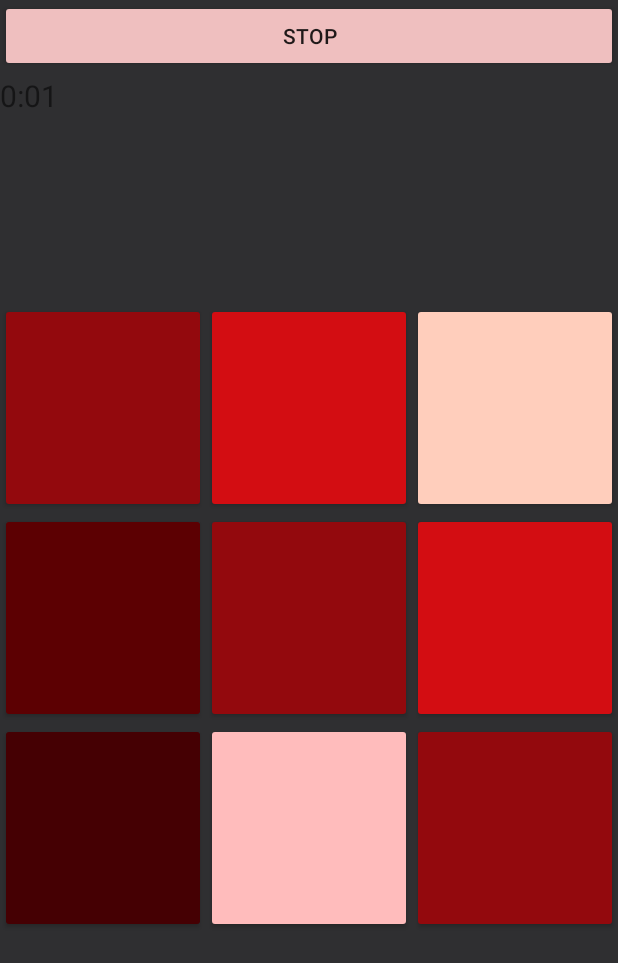
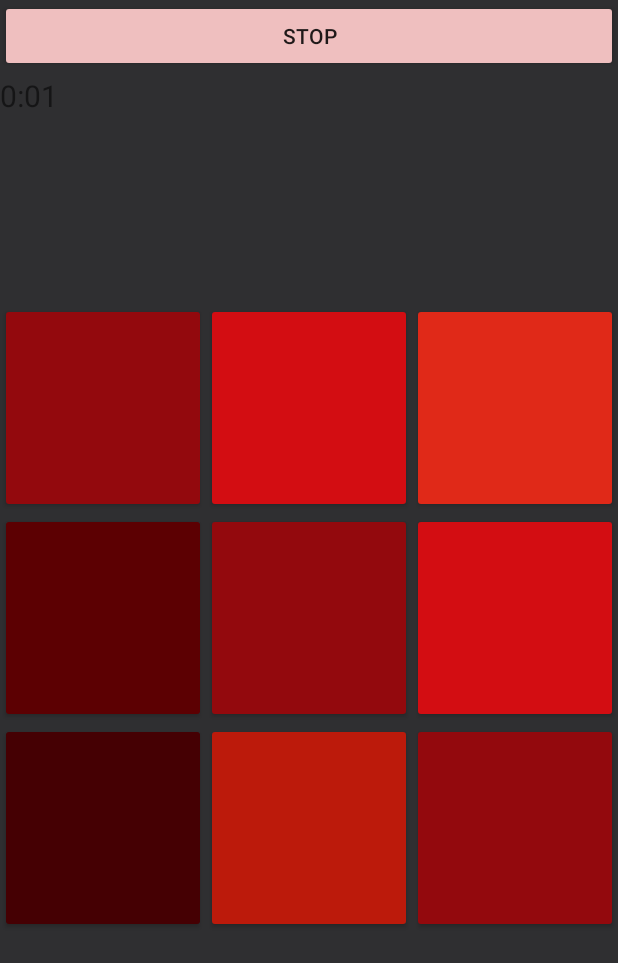
Before and after one commit to JamesZhaoLu/AndroidGameDeltaHacks, an Android app: the screen it shows after launch (MainActivity), after a tap on "START!", on a phone screen of 412 x 824 dp. Shown: the top 963 px of the screen. Run offline under Robolectric (Android 15) with nearby library versions, the phone set to English and light mode, and no system bars.

Commit message:
Final Colour Changes

```diff
--- a/lacasadepappi/app/src/main/java/com/example/jameslu/lacasadepappi/MainActivity.java
+++ b/lacasadepappi/app/src/main/java/com/example/jameslu/lacasadepappi/MainActivity.java
@@ -39,6 +39,10 @@ public class MainActivity extends AppCompatActivity {
     // ArrayList of Colours
     ArrayList<String> coulours = new ArrayList<String>(Arrays.asList("#ffbcbc", "#ffcebc", "#fff0b2", "#e9ffb2",
             "#c7ffb2", "#b2f7b7", "#b1f7e1", "#b1f7f7", "#b1dbf7", "#b1bbf7", "#cdb1f7", "#eab1f7", "#f7b1f0", "#f7b1d8", "#f7b1b1"));
+    ArrayList<String> reds = new ArrayList<String>(Arrays.asList("#bc1a0b", "#e02918", "#ef402f", "#ff5138","#f45942","#ff7f6d","#f49c90","#ffd2cc","#f7e5e3", "#fff5f4"));
+    ArrayList<String> yellows = new ArrayList<String>(Arrays.asList("#f4f0e3", "#ede0b8", "#d8b48a", "#e2ae71", "#eda95a", "#ed9836", "#e58516", "#d18812"));
+    ArrayList<String> greens = new ArrayList<String>(Arrays.asList("#0a9647", "#17aa57", "#28bf69", "#43db85", "#65d897", "#8bedb6", "#a9e8c4", "#d2f7e2", "#e3efe8"));
+    ArrayList<String> purples = new ArrayList<String>(Arrays.asList("#e3e9ef", "#bfd8f2", "#bfbff1", "#c9bef0", "#d9bdef", "#bf93e2", "#a775ce", "#9156bf", "#b856bf", "#bf569f"));
 
     //counts number
     int counter = 0;
@@ -73,11 +77,19 @@ public class MainActivity extends AppCompatActivity {
 
             // put it in the sequence
 
-
             if (seconds % 2 == 0){
+                if (counter < 10)  {
+                    buttons.get(n).getBackground().setColorFilter(Color.parseColor(reds.get(counter)), PorterDuff.Mode.DARKEN);
+                } else if (counter < 18){
+                    buttons.get(n).getBackground().setColorFilter(Color.parseColor(yellows.get(counter - 10)), PorterDuff.Mode.DARKEN);
+                } else if (counter < 27){
+                    buttons.get(n).getBackground().setColorFilter(Color.parseColor(greens.get(counter - 18)), PorterDuff.Mode.DARKEN);
+                } else if (counter < 37) {
+                    buttons.get(n).getBackground().setColorFilter(Color.parseColor(purples.get(counter - 27)), PorterDuff.Mode.DARKEN);
+                }
                 sequence.add(n);
-                buttons.get(n).getBackground().setColorFilter(Color.parseColor(coulours.get(counter)), PorterDuff.Mode.DARKEN);
-                if (counter == 14) counter = 0;
+                // check to redo loop
+                if (counter == 37) counter = 0;
                 else counter++;
                 prev = n;
             }
```
